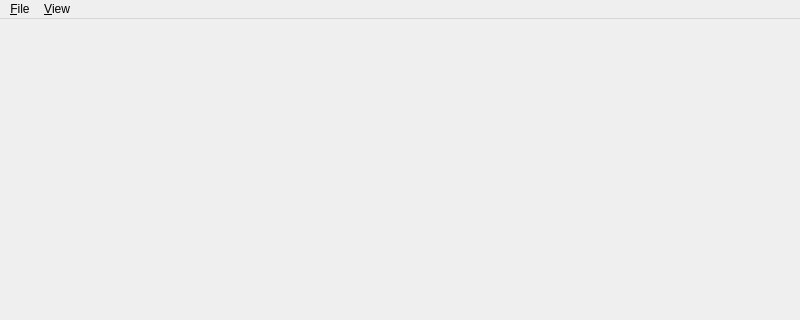
This is src/mainboard.ui in ylebars/GeoDesk as Qt 5 draws it before an edit; both pictures show x 0 to 800 and y 0 to 320 of the 800 by 600 pixel window. The edited form follows.
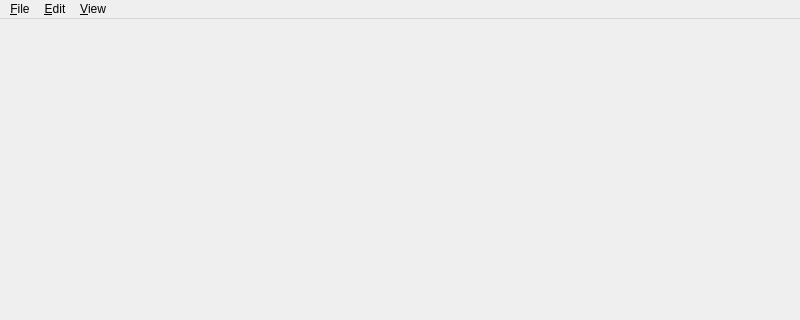
This is the edited form.

Patch:
```diff
--- a/src/mainboard.ui
+++ b/src/mainboard.ui
@@ -43,7 +43,14 @@
     <addaction name="actionZoomOut"/>
     <addaction name="actionNormalSize"/>
    </widget>
+   <widget class="QMenu" name="menu_Edit">
+    <property name="title">
+     <string>&amp;Edit</string>
+    </property>
+    <addaction name="actionGeoreferenceImage"/>
+   </widget>
    <addaction name="menuFile"/>
+   <addaction name="menu_Edit"/>
    <addaction name="menu_View"/>
   </widget>
   <widget class="QStatusBar" name="statusbar"/>
```
Left out of the diff: 5 changed lines with no effect on the pictures.
